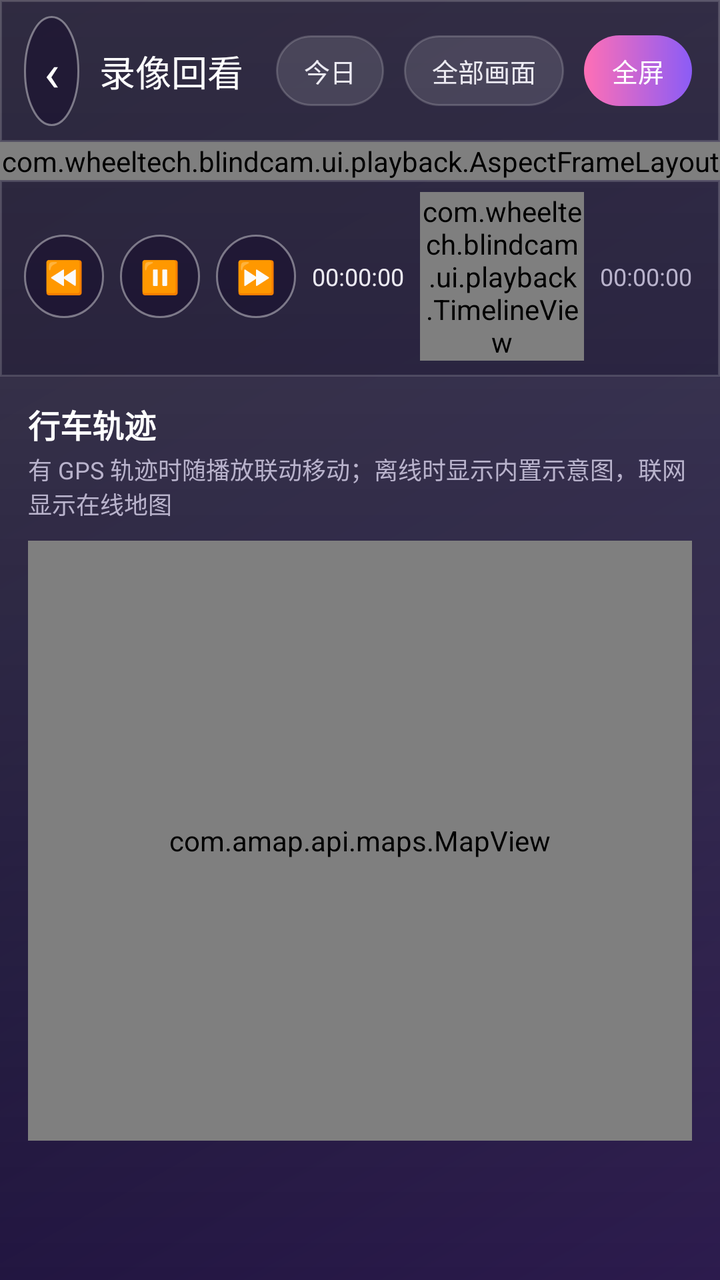
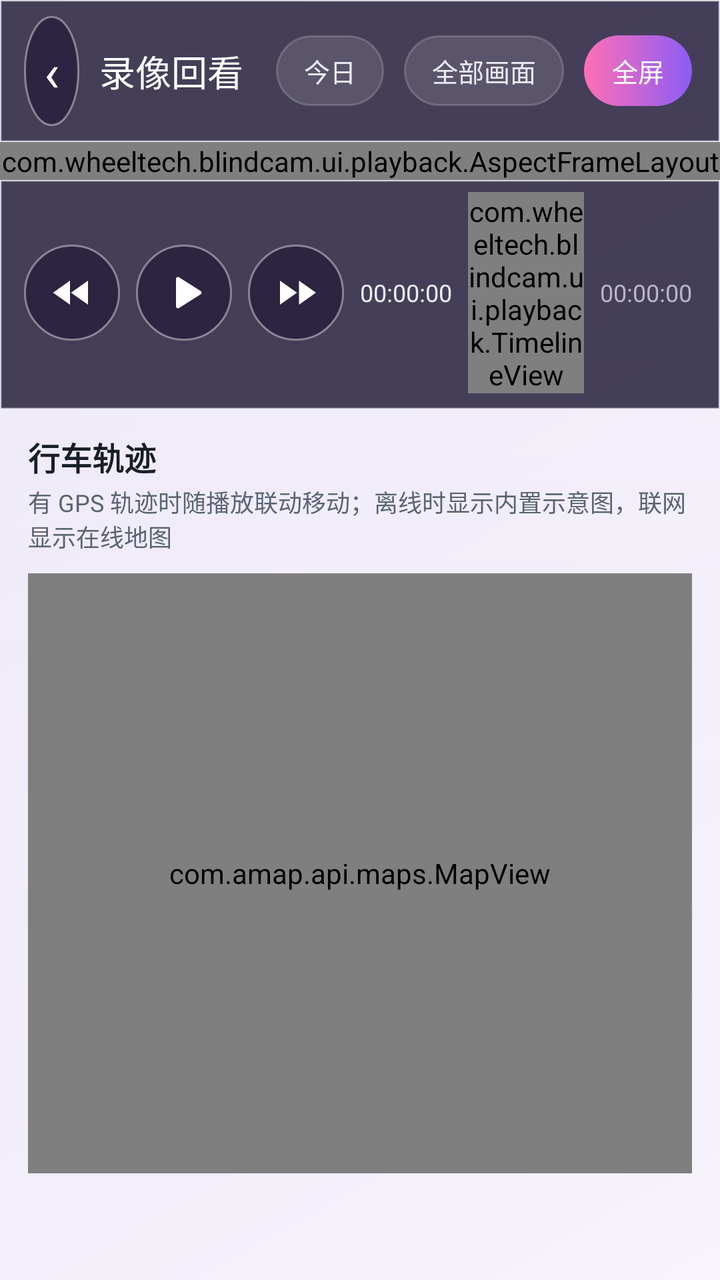

Screens rendered from an Android XML layout before and after an edit, with the pre-edit source and the edit as a unified diff.
<!-- AndroidManifest.xml: activity theme Theme.UvcBlindCam -->
<!-- res/layout/activity_playback.xml -->
<?xml version="1.0" encoding="utf-8"?>
<ScrollView xmlns:android="http://schemas.android.com/apk/res/android"
    xmlns:app="http://schemas.android.com/apk/res-auto"
    android:layout_width="match_parent"
    android:layout_height="match_parent"
    android:background="@drawable/bg_gradient_dark"
    android:fillViewport="true"
    android:scrollbars="none">

    <LinearLayout
        android:layout_width="match_parent"
        android:layout_height="wrap_content"
        android:orientation="vertical">

        
        <LinearLayout
            android:layout_width="match_parent"
            android:layout_height="wrap_content"
            android:background="@drawable/bg_glass_bar"
            android:gravity="center_vertical"
            android:orientation="horizontal"
            android:paddingStart="12dp"
            android:paddingTop="8dp"
            android:paddingEnd="14dp"
            android:paddingBottom="8dp">

            <TextView
                android:id="@+id/btnBack"
                android:layout_width="wrap_content"
                android:layout_height="wrap_content"
                android:background="@drawable/bg_play_badge"
                android:contentDescription="@string/common_back"
                android:padding="10dp"
                android:text="‹"
                android:textColor="#FFFFFF"
                android:textSize="26sp" />

            <TextView
                android:layout_width="wrap_content"
                android:layout_height="wrap_content"
                android:layout_marginStart="10dp"
                android:text="@string/playback_title"
                android:textColor="#FFFFFF"
                android:textSize="18sp" />

            <View
                android:layout_width="0dp"
                android:layout_height="1dp"
                android:layout_weight="1" />

            <TextView
                android:id="@+id/btnDate"
                android:layout_width="wrap_content"
                android:layout_height="wrap_content"
                android:background="@drawable/bg_pill"
                android:paddingStart="14dp"
                android:paddingTop="8dp"
                android:paddingEnd="14dp"
                android:paddingBottom="8dp"
                android:text="今日"
                android:textColor="#ECEAF2"
                android:textSize="13sp" />

            <TextView
                android:id="@+id/btnCell"
                android:layout_width="wrap_content"
                android:layout_height="wrap_content"
                android:layout_marginStart="10dp"
                android:background="@drawable/bg_pill"
                android:paddingStart="14dp"
                android:paddingTop="8dp"
                android:paddingEnd="14dp"
                android:paddingBottom="8dp"
                android:text="@string/playback_all_cells"
                android:textColor="#ECEAF2"
                android:textSize="13sp" />

            <TextView
                android:id="@+id/btnFullscreen"
                android:layout_width="wrap_content"
                android:layout_height="wrap_content"
                android:layout_marginStart="10dp"
                android:background="@drawable/bg_pill_gradient"
                android:paddingStart="14dp"
                android:paddingTop="8dp"
                android:paddingEnd="14dp"
                android:paddingBottom="8dp"
                android:text="@string/playback_fullscreen"
                android:textColor="#FFFFFF"
                android:textSize="13sp" />
        </LinearLayout>

        
        <com.wheeltech.blindcam.ui.playback.AspectFrameLayout
            android:id="@+id/videoContainer"
            android:layout_width="match_parent"
            android:layout_height="wrap_content"
            android:background="#FF000000">

            <TextureView
                android:id="@+id/playbackView"
                android:layout_width="match_parent"
                android:layout_height="match_parent" />

            
            <View
                android:id="@+id/blackOverlay"
                android:layout_width="match_parent"
                android:layout_height="match_parent"
                android:background="#FF000000"
                android:visibility="gone" />

            
            <TextView
                android:id="@+id/tvGap"
                android:layout_width="wrap_content"
                android:layout_height="wrap_content"
                android:layout_gravity="center"
                android:gravity="center"
                android:padding="20dp"
                android:text="@string/playback_no_content"
                android:textColor="#FFFFFFFF"
                android:textSize="18sp"
                android:visibility="gone" />

            
            <TextView
                android:id="@+id/tvCellName"
                android:layout_width="wrap_content"
                android:layout_height="wrap_content"
                android:layout_gravity="top|start"
                android:layout_margin="12dp"
                android:background="@drawable/bg_pill"
                android:paddingStart="12dp"
                android:paddingTop="5dp"
                android:paddingEnd="12dp"
                android:paddingBottom="5dp"
                android:text=""
                android:textColor="#FFFFFFFF"
                android:textSize="14sp" />

            
            <TextView
                android:id="@+id/btnCenterPlay"
                android:layout_width="64dp"
                android:layout_height="64dp"
                android:layout_gravity="center"
                android:background="@drawable/bg_play_badge"
                android:gravity="center"
                android:contentDescription="@string/player_play"
                android:text="▶"
                android:textColor="#FFFFFF"
                android:textSize="26sp" />
        </com.wheeltech.blindcam.ui.playback.AspectFrameLayout>

        
        <LinearLayout
            android:layout_width="match_parent"
            android:layout_height="wrap_content"
            android:background="@drawable/bg_glass_bar"
            android:gravity="center_vertical"
            android:orientation="horizontal"
            android:paddingStart="12dp"
            android:paddingTop="6dp"
            android:paddingEnd="14dp"
            android:paddingBottom="8dp">

            <TextView
                android:id="@+id/btnRewind"
                android:layout_width="wrap_content"
                android:layout_height="wrap_content"
                android:background="@drawable/bg_play_badge"
                android:contentDescription="@string/player_rewind"
                android:padding="10dp"
                android:text="⏪"
                android:textColor="#FFFFFF"
                android:textSize="16sp" />

            <TextView
                android:id="@+id/btnPlayPause"
                android:layout_width="wrap_content"
                android:layout_height="wrap_content"
                android:layout_marginStart="8dp"
                android:background="@drawable/bg_play_badge"
                android:contentDescription="@string/player_play"
                android:padding="10dp"
                android:text="⏸"
                android:textColor="#FFFFFF"
                android:textSize="16sp" />

            <TextView
                android:id="@+id/btnForward"
                android:layout_width="wrap_content"
                android:layout_height="wrap_content"
                android:layout_marginStart="8dp"
                android:background="@drawable/bg_play_badge"
                android:contentDescription="@string/player_forward"
                android:padding="10dp"
                android:text="⏩"
                android:textColor="#FFFFFF"
                android:textSize="16sp" />

            <TextView
                android:id="@+id/tvCurrent"
                android:layout_width="wrap_content"
                android:layout_height="wrap_content"
                android:layout_marginStart="8dp"
                android:text="00:00:00"
                android:textColor="#ECEAF2"
                android:textSize="12sp" />

            <com.wheeltech.blindcam.ui.playback.TimelineView
                android:id="@+id/timeline"
                android:layout_width="0dp"
                android:layout_height="wrap_content"
                android:layout_marginStart="8dp"
                android:layout_marginEnd="8dp"
                android:layout_weight="1"
                android:minHeight="44dp" />

            <TextView
                android:id="@+id/tvRangeEnd"
                android:layout_width="wrap_content"
                android:layout_height="wrap_content"
                android:text="00:00:00"
                android:textColor="#B9B3CC"
                android:textSize="12sp" />
        </LinearLayout>

        
        <LinearLayout
            android:layout_width="match_parent"
            android:layout_height="wrap_content"
            android:orientation="vertical"
            android:paddingStart="14dp"
            android:paddingTop="12dp"
            android:paddingEnd="14dp"
            android:paddingBottom="18dp">

            <TextView
                android:layout_width="wrap_content"
                android:layout_height="wrap_content"
                android:text="@string/playback_map_title"
                android:textColor="#FFFFFF"
                android:textSize="16sp"
                android:textStyle="bold" />

            <TextView
                android:id="@+id/tvMapHint"
                android:layout_width="match_parent"
                android:layout_height="wrap_content"
                android:layout_marginTop="2dp"
                android:text="@string/playback_map_hint"
                android:textColor="#B9B3CC"
                android:textSize="12sp" />

            <com.amap.api.maps.MapView
                android:id="@+id/mapView"
                android:layout_width="match_parent"
                android:layout_height="300dp"
                android:layout_marginTop="10dp" />
        </LinearLayout>
    </LinearLayout>
</ScrollView>
<!-- resources referenced by this layout -->
<resources>
  <!-- drawable bg_glass_bar (drawable) -->
  <?xml version="1.0" encoding="utf-8"?>
  <shape xmlns:android="http://schemas.android.com/apk/res/android"
      android:shape="rectangle">
      <solid android:color="#5C14102A" />
      <stroke
          android:width="1dp"
          android:color="#26FFFFFF" />
  </shape>
  <!-- drawable bg_gradient_dark (drawable) -->
  <?xml version="1.0" encoding="utf-8"?>
  <layer-list xmlns:android="http://schemas.android.com/apk/res/android">
      <item>
          <shape android:shape="rectangle">
              <gradient
                  android:angle="135"
                  android:startColor="#FF2C1B4D"
                  android:centerColor="#FF171033"
                  android:endColor="#FF100B21"
                  android:type="linear" />
          </shape>
      </item>
      
      <item>
          <shape android:shape="rectangle">
              <gradient
                  android:angle="270"
                  android:startColor="#33FFFFFF"
                  android:endColor="#00000000"
                  android:type="linear" />
          </shape>
      </item>
  </layer-list>
  <style name="Theme.UvcBlindCam" parent="Theme.Material3.DayNight.NoActionBar">
          <item name="colorPrimary">@color/brand_blue</item>
          <item name="colorPrimaryDark">@color/brand_blue_dark</item>
          <item name="colorOnPrimary">@color/white</item>
          <item name="colorSecondary">@color/brand_blue</item>
          <item name="android:colorBackground">#FFF2F4F7</item>
          <item name="colorOnBackground">#FF1A1F26</item>
          <item name="colorSurface">#FFFFFFFF</item>
          <item name="colorOnSurface">#FF1A1F26</item>
          <item name="colorSurfaceVariant">#FFE3EAF2</item>
          <item name="colorOnSurfaceVariant">#FF5A6472</item>
          <item name="colorOutline">#FFB6C0CC</item>
          <item name="android:statusBarColor">#FFFFFFFF</item>
          <item name="android:navigationBarColor">#FFFFFFFF</item>
          <item name="android:windowLightStatusBar">true</item>
          <item name="android:windowFullscreen">false</item>
  
          
          <item name="appBar">#FFFFFFFF</item>
          <item name="chipBg">#FFE3EAF2</item>
          <item name="onSurfaceDim">#FF5A6472</item>
          <item name="dividerColor">#FFD7DDE5</item>
          <item name="btnOutline">#FFB6C0CC</item>
          <item name="previewLabel">#FFFFFFFF</item>
          <item name="accentColor">#FF1565C0</item>
      </style>
  <!-- unchanged entries left out for length: 16 -->
</resources>

<!-- the commit's change to res/layout/activity_playback.xml (unified diff, before → after) -->
@@ -3,7 +3,7 @@
     xmlns:app="http://schemas.android.com/apk/res-auto"
     android:layout_width="match_parent"
     android:layout_height="match_parent"
-    android:background="@drawable/bg_gradient_dark"
+    android:background="?attr/appBg"
     android:fillViewport="true"
     android:scrollbars="none">
 
@@ -16,7 +16,7 @@
         <LinearLayout
             android:layout_width="match_parent"
             android:layout_height="wrap_content"
-            android:background="@drawable/bg_glass_bar"
+            android:background="?attr/barBg"
             android:gravity="center_vertical"
             android:orientation="horizontal"
             android:paddingStart="12dp"
@@ -80,7 +80,7 @@
                 android:layout_width="wrap_content"
                 android:layout_height="wrap_content"
                 android:layout_marginStart="10dp"
-                android:background="@drawable/bg_pill_gradient"
+                android:background="?attr/pillSelectedBg"
                 android:paddingStart="14dp"
                 android:paddingTop="8dp"
                 android:paddingEnd="14dp"
@@ -157,7 +157,7 @@
         <LinearLayout
             android:layout_width="match_parent"
             android:layout_height="wrap_content"
-            android:background="@drawable/bg_glass_bar"
+            android:background="?attr/barBg"
             android:gravity="center_vertical"
             android:orientation="horizontal"
             android:paddingStart="12dp"
@@ -165,40 +165,37 @@
             android:paddingEnd="14dp"
             android:paddingBottom="8dp">
 
-            <TextView
+            <ImageButton
                 android:id="@+id/btnRewind"
-                android:layout_width="wrap_content"
-                android:layout_height="wrap_content"
+                android:layout_width="48dp"
+                android:layout_height="48dp"
                 android:background="@drawable/bg_play_badge"
                 android:contentDescription="@string/player_rewind"
-                android:padding="10dp"
-                android:text="⏪"
-                android:textColor="#FFFFFF"
-                android:textSize="16sp" />
-
-            <TextView
+                android:padding="12dp"
+                android:src="@drawable/ic_rewind"
+                android:tint="#FFFFFF" />
+
+            <ImageButton
                 android:id="@+id/btnPlayPause"
-                android:layout_width="wrap_content"
-                android:layout_height="wrap_content"
+                android:layout_width="48dp"
+                android:layout_height="48dp"
                 android:layout_marginStart="8dp"
                 android:background="@drawable/bg_play_badge"
                 android:contentDescription="@string/player_play"
-                android:padding="10dp"
-                android:text="⏸"
-                android:textColor="#FFFFFF"
-                android:textSize="16sp" />
-
-            <TextView
+                android:padding="12dp"
+                android:src="@drawable/ic_play"
+                android:tint="#FFFFFF" />
+
+            <ImageButton
                 android:id="@+id/btnForward"
-                android:layout_width="wrap_content"
-                android:layout_height="wrap_content"
+                android:layout_width="48dp"
+                android:layout_height="48dp"
                 android:layout_marginStart="8dp"
                 android:background="@drawable/bg_play_badge"
                 android:contentDescription="@string/player_forward"
-                android:padding="10dp"
-                android:text="⏩"
-                android:textColor="#FFFFFF"
-                android:textSize="16sp" />
+                android:padding="12dp"
+                android:src="@drawable/ic_forward"
+                android:tint="#FFFFFF" />
 
             <TextView
                 android:id="@+id/tvCurrent"
@@ -241,7 +238,7 @@
                 android:layout_width="wrap_content"
                 android:layout_height="wrap_content"
                 android:text="@string/playback_map_title"
-                android:textColor="#FFFFFF"
+                android:textColor="?attr/colorOnSurface"
                 android:textSize="16sp"
                 android:textStyle="bold" />
 
@@ -251,7 +248,7 @@
                 android:layout_height="wrap_content"
                 android:layout_marginTop="2dp"
                 android:text="@string/playback_map_hint"
-                android:textColor="#B9B3CC"
+                android:textColor="?attr/onSurfaceDim"
                 android:textSize="12sp" />
 
             <com.amap.api.maps.MapView
<!-- resource entries referenced after the edit -->
@@ -1,38 +1,54 @@
 <!-- resources referenced by this layout -->
 <resources>
+  <!-- drawable ic_forward (drawable) -->
+  <vector xmlns:android="http://schemas.android.com/apk/res/android"
+      android:width="24dp"
+      android:height="24dp"
+      android:viewportWidth="24"
+      android:viewportHeight="24">
+      <path
+          android:fillColor="#FFFFFFFF"
+          android:pathData="M4,18l8.5,-6L4,6v12zM13.5,6v12l8.5,-6 -8.5,-6z" />
+  </vector>
+  <!-- drawable ic_play (drawable) -->
+  <vector xmlns:android="http://schemas.android.com/apk/res/android"
+      android:width="24dp"
+      android:height="24dp"
+      android:viewportWidth="24"
+      android:viewportHeight="24">
+      <path
+          android:fillColor="#FFFFFFFF"
+          android:pathData="M8,5.14V18.86c0,0.79 0.87,1.27 1.54,0.84l10.79,-6.86c0.62,-0.39 0.62,-1.29 0,-1.69L9.54,4.3C8.87,3.87 8,4.35 8,5.14z" />
+  </vector>
+  <!-- drawable ic_rewind (drawable) -->
+  <vector xmlns:android="http://schemas.android.com/apk/res/android"
+      android:width="24dp"
+      android:height="24dp"
+      android:viewportWidth="24"
+      android:viewportHeight="24">
+      <path
+          android:fillColor="#FFFFFFFF"
+          android:pathData="M11,18V6l-8.5,6 8.5,6zM11.5,12l8.5,6V6l-8.5,6z" />
+  </vector>
   <!-- drawable bg_glass_bar (drawable) -->
   <?xml version="1.0" encoding="utf-8"?>
   <shape xmlns:android="http://schemas.android.com/apk/res/android"
       android:shape="rectangle">
-      <solid android:color="#5C14102A" />
+      <solid android:color="#CC1A1330" />
       <stroke
           android:width="1dp"
-          android:color="#26FFFFFF" />
+          android:color="#33FFFFFF" />
   </shape>
-  <!-- drawable bg_gradient_dark (drawable) -->
+  <!-- drawable bg_pill_light (drawable) -->
   <?xml version="1.0" encoding="utf-8"?>
-  <layer-list xmlns:android="http://schemas.android.com/apk/res/android">
-      <item>
-          <shape android:shape="rectangle">
-              <gradient
-                  android:angle="135"
-                  android:startColor="#FF2C1B4D"
-                  android:centerColor="#FF171033"
-                  android:endColor="#FF100B21"
-                  android:type="linear" />
-          </shape>
-      </item>
-      
-      <item>
-          <shape android:shape="rectangle">
-              <gradient
-                  android:angle="270"
-                  android:startColor="#33FFFFFF"
-                  android:endColor="#00000000"
-                  android:type="linear" />
-          </shape>
-      </item>
-  </layer-list>
+  <shape xmlns:android="http://schemas.android.com/apk/res/android"
+      android:shape="rectangle">
+      <solid android:color="#14000000" />
+      <corners android:radius="100dp" />
+      <stroke
+          android:width="1dp"
+          android:color="#26000000" />
+  </shape>
   <style name="Theme.UvcBlindCam" parent="Theme.Material3.DayNight.NoActionBar">
           <item name="colorPrimary">@color/brand_blue</item>
           <item name="colorPrimaryDark">@color/brand_blue_dark</item>
@@ -51,6 +67,11 @@
           <item name="android:windowFullscreen">false</item>
   
           
+          <item name="appBg">@drawable/bg_gradient_light</item>
+          <item name="cardBg">@drawable/bg_glass_card_light</item>
+          <item name="barBg">@drawable/bg_glass_bar</item>
+          <item name="pillBg">@drawable/bg_pill_light</item>
+          <item name="pillSelectedBg">@drawable/bg_pill_gradient</item>
           <item name="appBar">#FFFFFFFF</item>
           <item name="chipBg">#FFE3EAF2</item>
           <item name="onSurfaceDim">#FF5A6472</item>
@@ -59,6 +80,43 @@
           <item name="previewLabel">#FFFFFFFF</item>
           <item name="accentColor">#FF1565C0</item>
       </style>
+  <!-- drawable bg_gradient_light (drawable) -->
+  <?xml version="1.0" encoding="utf-8"?>
+  <layer-list xmlns:android="http://schemas.android.com/apk/res/android">
+      <item>
+          <shape android:shape="rectangle">
+              <gradient
+                  android:angle="135"
+                  android:startColor="#FFF7F4FC"
+                  android:centerColor="#FFEFEAF8"
+                  android:endColor="#FFE4DEF2"
+                  android:type="linear" />
+          </shape>
+      </item>
+      <item>
+          <shape android:shape="rectangle">
+              <gradient
+                  android:angle="270"
+                  android:startColor="#66FFFFFF"
+                  android:endColor="#00000000"
+                  android:type="linear" />
+          </shape>
+      </item>
+  </layer-list>
+  <!-- drawable bg_glass_card_light (drawable) -->
+  <?xml version="1.0" encoding="utf-8"?>
+  <shape xmlns:android="http://schemas.android.com/apk/res/android"
+      android:shape="rectangle">
+      <gradient
+          android:angle="135"
+          android:startColor="#F2FFFFFF"
+          android:endColor="#D9F1ECFA"
+          android:type="linear" />
+      <corners android:radius="22dp" />
+      <stroke
+          android:width="1dp"
+          android:color="#338B5CF6" />
+  </shape>
   <!-- unchanged entries left out for length: 16 -->
 </resources>
 
